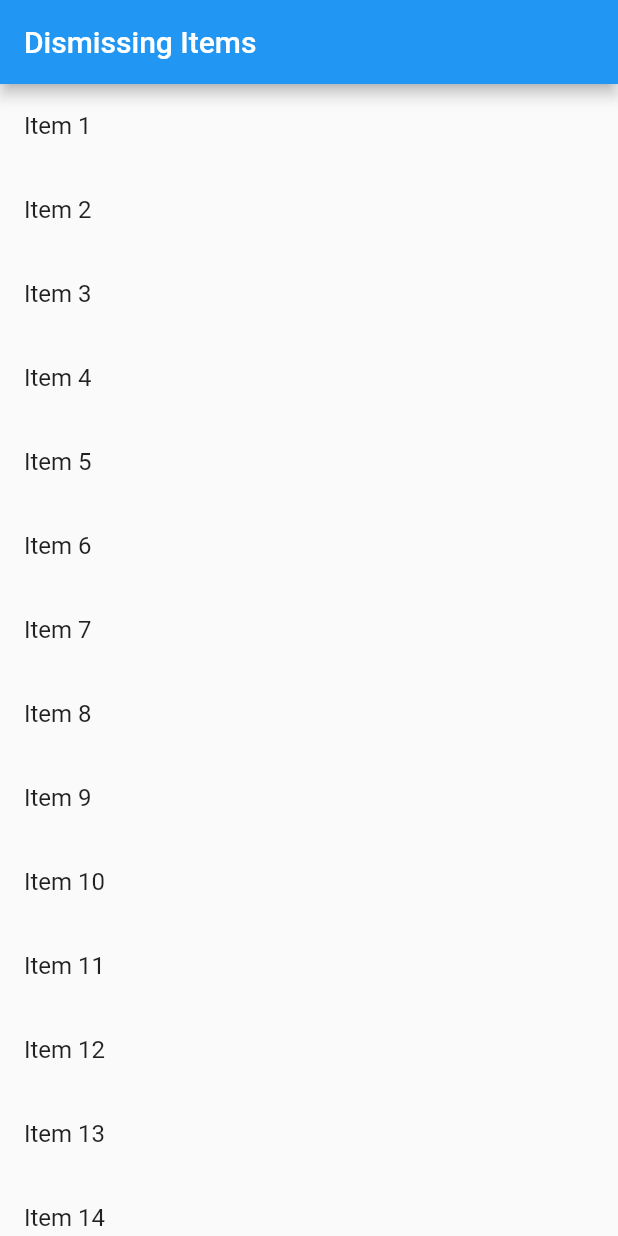
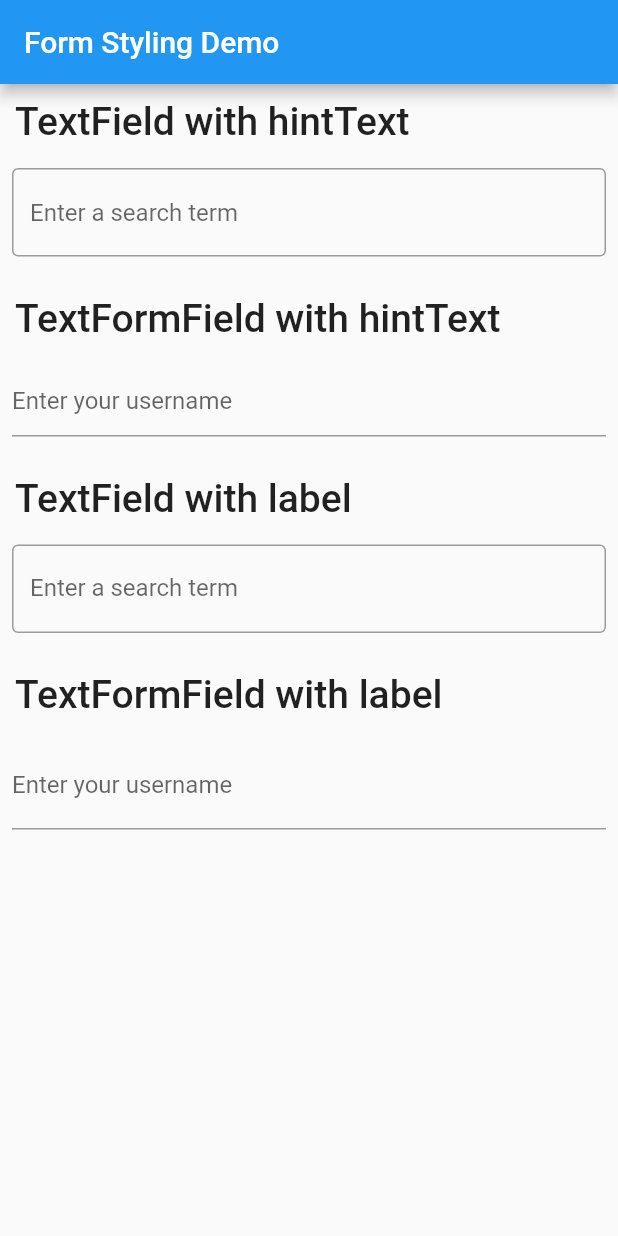
Before and after one commit to tkuanhoong/flutter_docu_app, a Flutter app: the screen it shows after launch, on a phone screen of 412 x 824 dp. Run offline on Flutter 3.47's test engine with Material 2 defaults, Android fonts, the phone set to English and light mode, and no system bars.

Commit message:
Create and style a text field

```diff
--- a/lib/main.dart
+++ b/lib/main.dart
@@ -1,7 +1,6 @@
 import 'package:flutter/material.dart';
 import 'package:flutter_docu_app/theme/app_theme.dart';
-import 'package:flutter_docu_app/ui/4.interactivity/material_touch_ripple.dart';
-import 'package:flutter_docu_app/ui/4.interactivity/swipe_to_dismiss.dart';
+import 'package:flutter_docu_app/ui/5.input&forms/styled_text_field.dart';
 
 void main() {
   runApp(const MyApp());
@@ -14,7 +13,7 @@ class MyApp extends StatelessWidget {
   Widget build(BuildContext context) {
     return MaterialApp(
       debugShowCheckedModeBanner: false,
-      home: const SwipeToDismiss(),
+      home: const StyledTextField(),
       // Create an app theme
       theme: ThemeData(
           // useMaterial3: true,
--- /dev/null
+++ b/lib/ui/5.input&forms/styled_text_field.dart
@@ -0,0 +1,72 @@
+import 'package:flutter/material.dart';
+
+class StyledTextField extends StatelessWidget {
+  const StyledTextField({super.key});
+
+  Widget titleText(BuildContext context, {required String text}) {
+    return Padding(
+      padding: const EdgeInsets.only(left: 10, top: 10),
+      child: Text(
+        text,
+        style: Theme.of(context).textTheme.bodyLarge!.copyWith(
+              fontSize: 26,
+            ),
+      ),
+    );
+  }
+
+  @override
+  Widget build(BuildContext context) {
+    return Scaffold(
+      appBar: AppBar(
+        title: const Text("Form Styling Demo"),
+      ),
+      body: SingleChildScrollView(
+        child: Column(
+          crossAxisAlignment: CrossAxisAlignment.start,
+          children: [
+            titleText(context, text: 'TextField with hintText'),
+            const Padding(
+              padding: EdgeInsets.symmetric(horizontal: 8, vertical: 16),
+              child: TextField(
+                decoration: InputDecoration(
+                  border: OutlineInputBorder(),
+                  hintText: 'Enter a search term',
+                ),
+              ),
+            ),
+            titleText(context, text: 'TextFormField with hintText'),
+            Padding(
+              padding:
+                  const EdgeInsets.symmetric(horizontal: 8.0, vertical: 16.0),
+              child: TextFormField(
+                decoration: const InputDecoration(
+                    border: UnderlineInputBorder(),
+                    hintText: "Enter your username"),
+              ),
+            ),
+            titleText(context, text: 'TextField with label'),
+            const Padding(
+              padding: EdgeInsets.symmetric(horizontal: 8, vertical: 16),
+              child: TextField(
+                decoration: InputDecoration(
+                    border: OutlineInputBorder(),
+                    label: Text("Enter a search term")),
+              ),
+            ),
+            titleText(context, text: 'TextFormField with label'),
+            Padding(
+              padding:
+                  const EdgeInsets.symmetric(horizontal: 8.0, vertical: 16.0),
+              child: TextFormField(
+                decoration: const InputDecoration(
+                    border: UnderlineInputBorder(),
+                    label: Text("Enter your username")),
+              ),
+            ),
+          ],
+        ),
+      ),
+    );
+  }
+}
```
